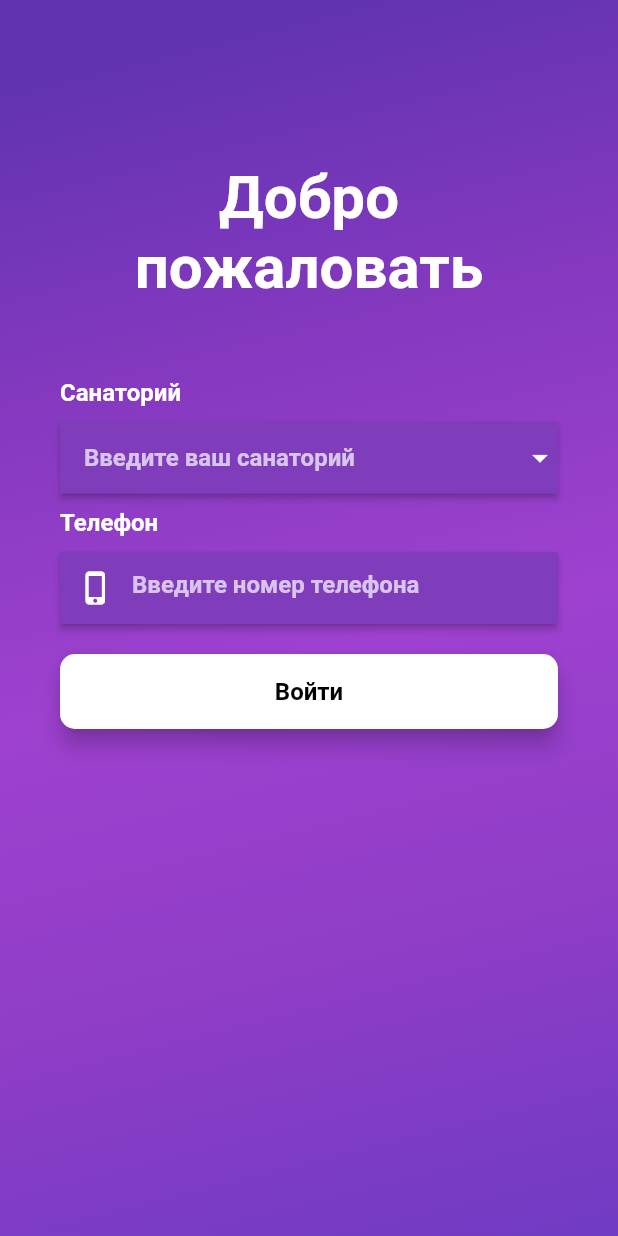
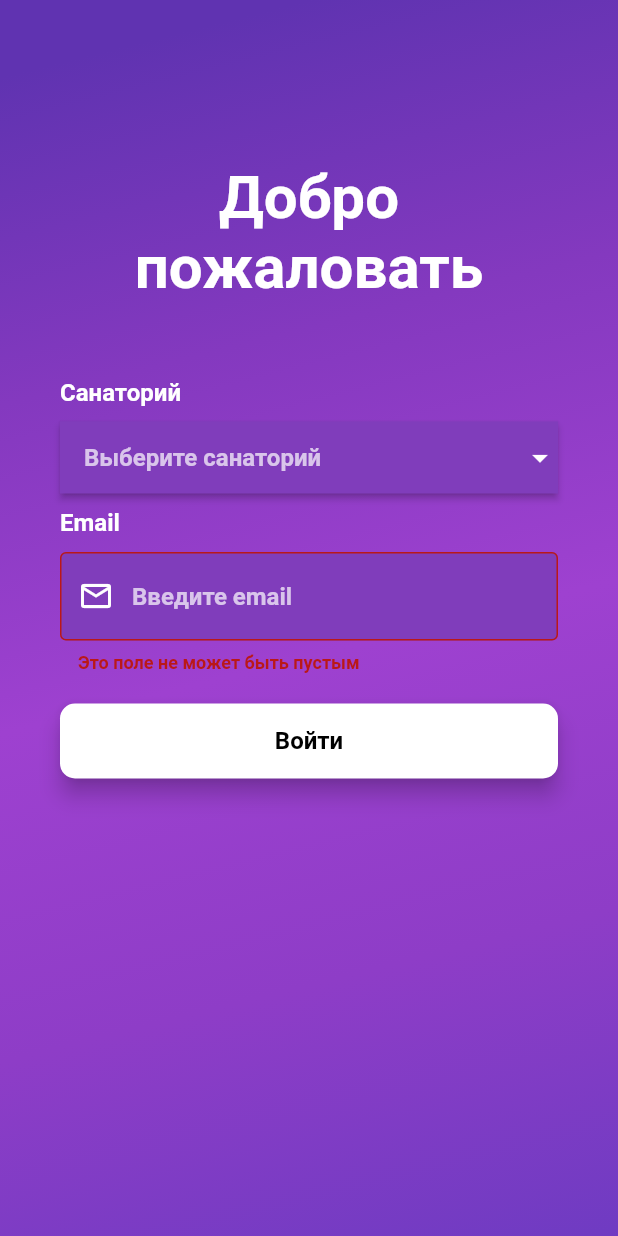
Before and after one commit to vivatNikolay/untitled, a Flutter app: the screen it shows after launch, after a tap on "Войти", on a phone screen of 412 x 824 dp. Run offline on Flutter 3.47's test engine with Material 2 defaults, Android fonts, the light colour scheme and no system bars; our stand-ins replace fluttertoast, hive, hive_flutter, table_calendar; accounts and stored records are empty; Roboto replaces fonts that are missing (PT-Sans, PTSans).

Commit message:
phone changed to email add toast

```diff
--- a/lib/main.dart
+++ b/lib/main.dart
@@ -26,7 +26,7 @@ class MyApp extends StatelessWidget {
   Widget build(BuildContext context) {
     StatefulWidget home;
     if (Boxes.getRelaxer().isEmpty) {
-      home = LoginScreen();
+      home = const LoginScreen();
     } else {
       home = const MyHomePage();
     }
--- a/lib/src/models/relaxer.dart
+++ b/lib/src/models/relaxer.dart
@@ -5,7 +5,7 @@ part 'relaxer.g.dart';
 @HiveType(typeId:0)
 class Relaxer extends HiveObject{
   @HiveField(0)
-  String phone;
+  String email;
   @HiveField(1)
   String name;
   @HiveField(2)
@@ -14,7 +14,7 @@ class Relaxer extends HiveObject{
   bool sex;
 
   Relaxer({
-    required this.phone,
+    required this.email,
     required this.name,
     required this.surname,
     required this.sex
@@ -22,7 +22,7 @@ class Relaxer extends HiveObject{
 
   factory Relaxer.fromJson(Map<String, dynamic> json) {
     return Relaxer(
-    phone : json["phone"],
+    email : json["email"],
     name : json["name"],
     surname : json["surname"],
     sex : json["sex"]
--- a/lib/src/models/sanatorium.dart
+++ b/lib/src/models/sanatorium.dart
@@ -5,7 +5,6 @@ class Sanatorium {
 
   static final Map<String, String> _sanatoriumMap = {
     "Тестовый" : "230",
-    "Санаторий" : "300",
-    "База Отдыха" : "301"
+    "Тестовый Нина" : "2"
   };
 }
--- a/lib/src/pages/drawer.dart
+++ b/lib/src/pages/drawer.dart
@@ -12,7 +12,7 @@ class MyDrawer extends StatelessWidget {
   final HttpController _httpController = HttpController.instance;
 
   MyDrawer({Key? key}) : super(key: key) {
-    relaxer = _httpController.getRelaxer() ?? Relaxer(phone: '291234567', name: 'Name', surname: 'Surname', sex: true);
+    relaxer = _httpController.getRelaxer() ?? Relaxer(email: 'privet@gmail.com', name: 'Name', surname: 'Surname', sex: true);
   }
 
   @override
@@ -49,9 +49,9 @@ class MyDrawer extends StatelessWidget {
                         )),
                     Align(
                         alignment:
-                        Alignment.bottomLeft + const Alignment(-0.05, -0.05),
+                        Alignment.bottomLeft + const Alignment(-0.02, -0.05),
                         child: Text(
-                          relaxer.phone,
+                          relaxer.email,
                           style: const TextStyle(
                               color: Colors.white,
                               fontSize: 17.0,
--- a/lib/src/pages/login.dart
+++ b/lib/src/pages/login.dart
@@ -1,5 +1,8 @@
+import 'dart:math';
+
 import 'package:flutter/cupertino.dart';
 import 'package:flutter/material.dart';
+import 'package:fluttertoast/fluttertoast.dart';
 import 'package:untitled/src/models/sanatorium.dart';
 import 'package:untitled/src/pages/tabs.dart';
 import '../controller.dart';
@@ -16,6 +19,7 @@ class _LoginScreenState extends State<LoginScreen> {
   final HttpController _httpController = HttpController.instance;
   TextEditingController inputController = TextEditingController();
   var frequencySanatoriumName;
+  bool _textFieldsEmpty = false;
 
 
   @override
@@ -62,17 +66,17 @@ class _LoginScreenState extends State<LoginScreen> {
                       text: 'Санаторий'
                   ),
                   _buildDropDownField(
-                    hintText: 'Введите ваш санаторий',
+                    hintText: 'Выберите санаторий',
                   ),
                   const SizedBox(
                     height: 10,
                   ),
                   _buildTextContainer(
-                    text: 'Телефон'
+                    text: 'Email'
                   ),
                   _buildTextField(
-                    hintText: 'Введите номер телефона',
-                    prefixedIcon: const Icon(Icons.phone_iphone, color: Colors.white),
+                    hintText: 'Введите email',
+                    prefixedIcon: const Icon(Icons.email_outlined, color: Colors.white),
                   ),
                   const SizedBox(
                     height: 20,
@@ -154,7 +158,6 @@ class _LoginScreenState extends State<LoginScreen> {
   }) {
     return Material(
       color: Colors.transparent,
-      elevation: 2,
       child: TextField(
         controller: inputController,
         cursorColor: Colors.white,
@@ -170,6 +173,14 @@ class _LoginScreenState extends State<LoginScreen> {
             color: Colors.white70,
             fontWeight: FontWeight.bold,
             fontFamily: 'PTSans',
+          ),
+          errorText: _textFieldsEmpty ? 'Это поле не может быть пустым' : null,
+          errorBorder: const OutlineInputBorder(
+            borderSide: BorderSide(color: Color(0xFFBA1818), width: 1),
+          ),
+          errorStyle: const TextStyle(
+            fontWeight: FontWeight.bold,
+            color: Color(0xFFBA1818),
           ),
         ),
       ),
@@ -204,20 +215,31 @@ class _LoginScreenState extends State<LoginScreen> {
           ),
         ),
         onPressed: () async {
-          if (_checkPhone()) {
-            await Future.delayed(const Duration(seconds: 2));
-            Navigator.of(context).pushReplacement(
-                MaterialPageRoute(
-                    builder: (context) => const MyHomePage()
-                ));
+          setState(() {
+            inputController.text.isEmpty ? _textFieldsEmpty = true : _textFieldsEmpty = false;
+          });
+          if (frequencySanatoriumName == null || inputController.text.isEmpty) {
+            return;
           }
+          _checkLogin();
         },
       ),
     );
   }
 
-  bool _checkPhone() {
+  Future<void> _checkLogin() async {
     _httpController.init(frequencySanatoriumName, inputController.text);
-    return true;
+      await Future.delayed(const Duration(seconds: 1));
+      if (_httpController.isSuccess()) {
+        Navigator.of(context).pushReplacement(
+            MaterialPageRoute(builder: (context) => const MyHomePage()));
+      } else {
+        Fluttertoast.showToast(
+            msg: "Отдыхающий не найден",
+            backgroundColor: Colors.red,
+            textColor: Colors.white,
+            fontSize: 17.0
+        );
+      }
   }
 }
--- a/lib/src/services/http_service.dart
+++ b/lib/src/services/http_service.dart
@@ -7,9 +7,9 @@ class HttpService {
   final String url = "https://admin:admin@api.byport.by/";
   final Map sanMap = Sanatorium.sanatoriumMap;
 
-  Future<Relaxer> fetchRelaxer(String sanKey, String phone) async {
+  Future<Relaxer> fetchRelaxer(String sanKey, String email) async {
     String postfix = sanKey + "/individual/";
-    Response res = await get(Uri.parse(url+postfix+phone));
+    Response res = await get(Uri.parse(url+postfix+email+"/"));
     if (res.statusCode == 200) {
       return Relaxer.fromJson(jsonDecode(res.body));
     } else {
--- a/pubspec.yaml
+++ b/pubspec.yaml
@@ -33,6 +33,8 @@ dependencies:
   # hive database
   hive: ^2.0.3
   hive_flutter: ^1.0.0
+
+  fluttertoast: ^8.0.8
 
   # The following adds the Cupertino Icons font to your application.
   # Use with the CupertinoIcons class for iOS style icons.
```
Also changed, not shown: lib/src/controller.dart (+14 -6 lines), lib/src/utils.dart (+17 -17 lines), lib/src/models/relaxer.g.dart, pubspec.lock.
